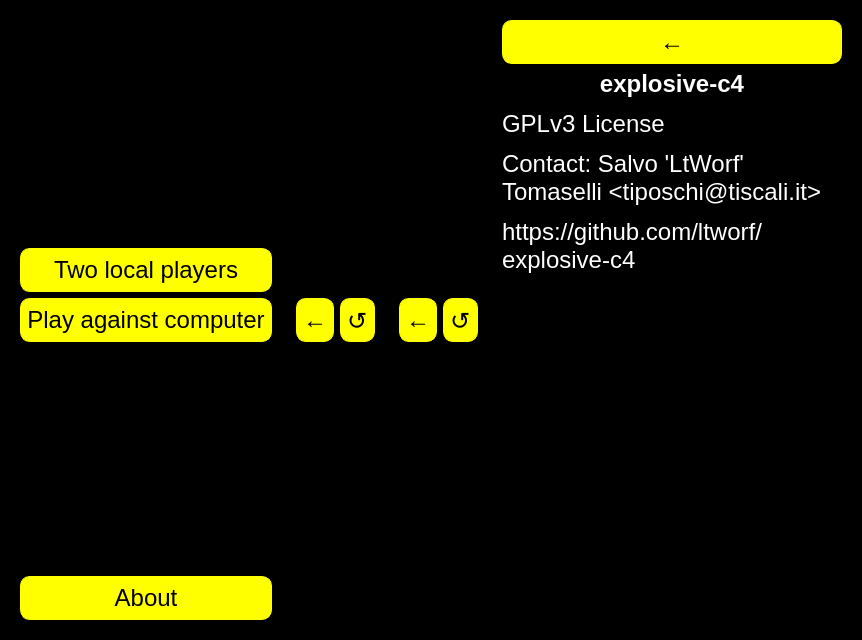
Qt form src/mainui.ui (ltworf/explosive-c4) before a commit.
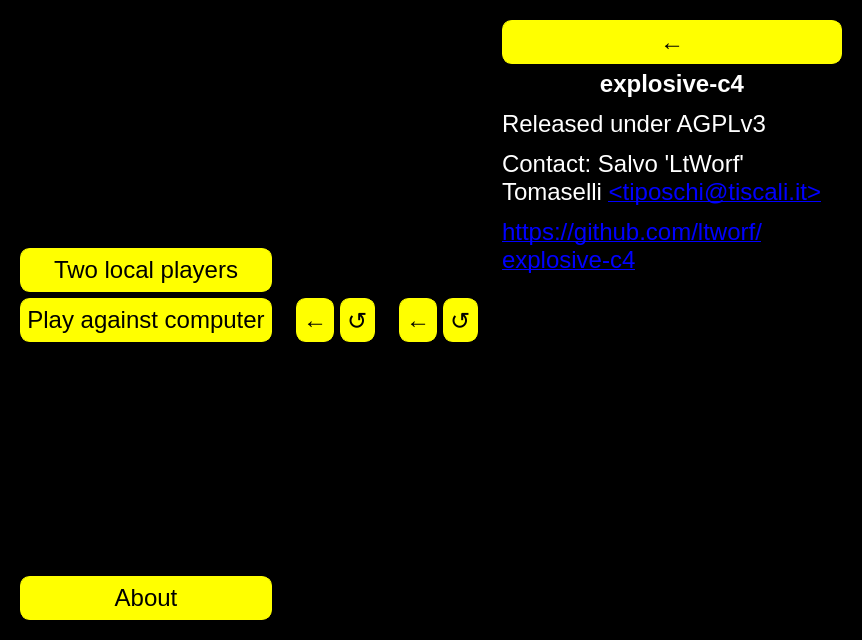
The same form after that commit.

Commit message: Licence change and links

Patch:
```diff
--- a/src/mainui.ui
+++ b/src/mainui.ui
@@ -242,7 +242,12 @@
       <item>
        <widget class="QLabel" name="label">
         <property name="text">
-         <string>&lt;html&gt;&lt;head/&gt;&lt;body&gt;&lt;p align=&quot;center&quot;&gt;&lt;span style=&quot; font-weight:600;&quot;&gt;explosive-c4&lt;/span&gt;&lt;/p&gt;&lt;p&gt;GPLv3 License &lt;/p&gt;&lt;p&gt;Contact: Salvo 'LtWorf' Tomaselli &amp;lt;tiposchi@tiscali.it&amp;gt; &lt;/p&gt;&lt;p&gt;https://github.com/ltworf/explosive-c4&lt;/p&gt;&lt;/body&gt;&lt;/html&gt;</string>
+         <string>&lt;html&gt;&lt;head/&gt;&lt;body&gt;
+&lt;p align=&quot;center&quot;&gt;&lt;span style=&quot; font-weight:600;&quot;&gt;explosive-c4&lt;/span&gt;&lt;/p&gt;
+&lt;p&gt;Released under AGPLv3&lt;/p&gt;
+&lt;p&gt;Contact: Salvo 'LtWorf' Tomaselli &lt;a href=&quot;mailto:tiposchi@tiscali.it&quot;&gt;&amp;lt;tiposchi@tiscali.it&amp;gt;&lt;/a&gt; &lt;/p&gt;
+&lt;p&gt;&lt;a href=&quot;https://github.com/ltworf/explosive-c4&quot;&gt;https://github.com/ltworf/explosive-c4&lt;/a&gt;&lt;/p&gt;
+&lt;/body&gt;&lt;/html&gt;</string>
         </property>
         <property name="wordWrap">
          <bool>true</bool>
```
